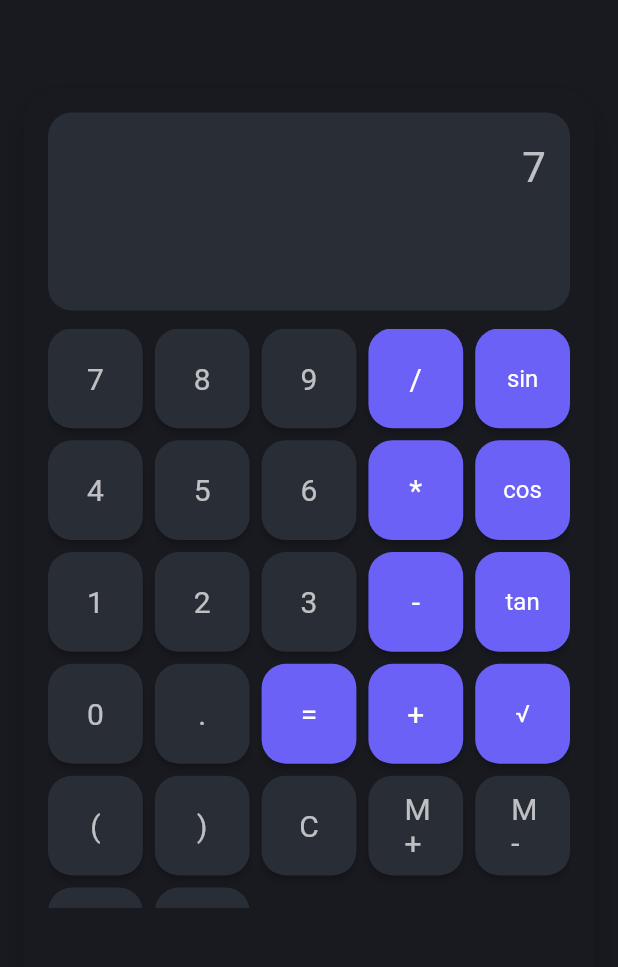
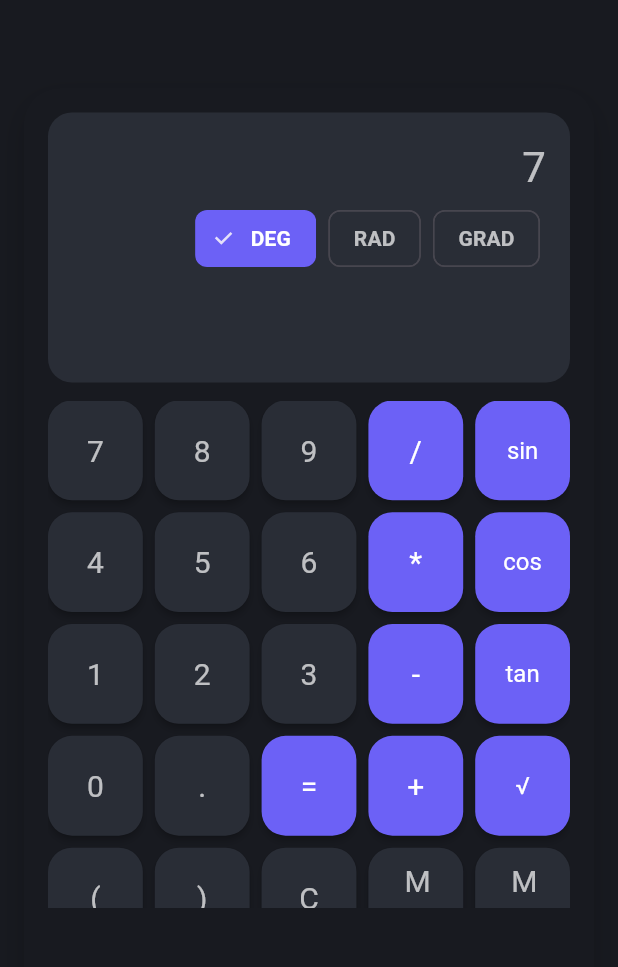
Before and after one commit to JayabrataBasu/eulex, a Flutter app: the screen it shows after launch, after a tap on an icon or button, on a phone screen of 412 x 824 dp, the part 84-1051 px from its top. Run offline on Flutter 3.47's test engine with Material 3 defaults, Android fonts, the light colour scheme and no system bars; our stand-ins replace math_expressions.

Commit message:
added deg, rad and grad

```diff
--- /dev/null
+++ b/lib/angle_mode.dart
@@ -0,0 +1,26 @@
+enum AngleMode { deg, rad, grad }
+
+extension AngleModeExtension on AngleMode {
+  String get label {
+    switch (this) {
+      case AngleMode.deg:
+        return 'DEG';
+      case AngleMode.rad:
+        return 'RAD';
+      case AngleMode.grad:
+        return 'GRAD';
+    }
+  }
+
+  /// Converts [value] (in this mode) to radians.
+  double toRadians(double value) {
+    switch (this) {
+      case AngleMode.deg:
+        return value * (3.141592653589793 / 180.0);
+      case AngleMode.rad:
+        return value;
+      case AngleMode.grad:
+        return value * (3.141592653589793 / 200.0);
+    }
+  }
+}
--- a/lib/main.dart
+++ b/lib/main.dart
@@ -1,8 +1,10 @@
 import 'package:flutter/material.dart';
+// ignore: unused_import
 import 'package:math_expressions/math_expressions.dart';
 import 'calculator_button.dart';
 import 'calculator_engine.dart';
 import 'theme.dart';
+import 'angle_mode.dart';
 
 void main() {
   runApp(const MyApp());
@@ -19,8 +21,8 @@ class _MyAppState extends State<MyApp> {
 
   void _toggleTheme() {
     setState(() {
-      _themeMode = CalculatorThemeMode.values[
-          (_themeMode.index + 1) % CalculatorThemeMode.values.length];
+      _themeMode = CalculatorThemeMode
+          .values[(_themeMode.index + 1) % CalculatorThemeMode.values.length];
     });
   }
 
@@ -57,7 +59,7 @@ class _CalculatorPageState extends State<CalculatorPage> {
   String _expression = '';
   String _result = '';
   List<String> _history = [];
-  double? _memory;
+  AngleMode _angleMode = AngleMode.deg;
 
   final List<String> _buttons = [
     '7',
@@ -86,7 +88,7 @@ class _CalculatorPageState extends State<CalculatorPage> {
     'M+',
     'M-',
     'MR',
-    'MC'
+    'MC',
   ];
 
   void _onButtonPressed(String value) {
@@ -95,25 +97,56 @@ class _CalculatorPageState extends State<CalculatorPage> {
         _expression = '';
         _result = '';
       } else if (value == '=') {
+        CalculatorEngine.setAngleMode(_angleMode);
         _result = CalculatorEngine.evaluate(_expression);
         if (_result != 'Error') {
           _history.insert(0, '$_expression = $_result');
           if (_history.length > 15) _history.removeLast();
         }
       } else if (value == 'M+') {
-        if (_result.isNotEmpty) _memory = double.tryParse(_result);
+        CalculatorEngine.memoryAdd(_result.isNotEmpty ? _result : '0');
       } else if (value == 'M-') {
-        _memory = null;
+        CalculatorEngine.memorySubtract(_result.isNotEmpty ? _result : '0');
       } else if (value == 'MR') {
-        if (_memory != null) _expression += _memory!.toString();
+        _expression += CalculatorEngine.memoryRecall();
+        _result = CalculatorEngine.memoryRecall();
       } else if (value == 'MC') {
-        _memory = null;
+        CalculatorEngine.memoryClear();
       } else if (value == 'sin' || value == 'cos' || value == 'tan') {
         _expression += '$value(';
       } else {
         _expression += value;
       }
     });
+  }
+
+  Widget _buildAngleModeToggle() {
+    return Row(
+      mainAxisAlignment: MainAxisAlignment.end,
+      children: AngleMode.values.map((mode) {
+        final selected = _angleMode == mode;
+        return Padding(
+          padding: const EdgeInsets.symmetric(horizontal: 4),
+          child: ChoiceChip(
+            label: Text(mode.label),
+            selected: selected,
+            onSelected: (_) {
+              setState(() {
+                _angleMode = mode;
+              });
+            },
+            selectedColor: widget.theme.operatorButtonBackground,
+            backgroundColor: widget.theme.buttonBackground,
+            labelStyle: TextStyle(
+              color: selected
+                  ? widget.theme.operatorTextColor
+                  : widget.theme.buttonTextColor,
+              fontWeight: FontWeight.bold,
+            ),
+          ),
+        );
+      }).toList(),
+    );
   }
 
   @override
@@ -167,7 +200,11 @@ class _CalculatorPageState extends State<CalculatorPage> {
                 child: Column(
                   crossAxisAlignment: CrossAxisAlignment.end,
                   children: [
-                    SingleChildScrollView(
+                    Row(
+                      mainAxisAlignment: MainAxisAlignment.end,
+                      children: [
+                        Expanded(
+                          child: SingleChildScrollView(
                             scrollDirection: Axis.horizontal,
                             reverse: true,
                             child: Text(
@@ -178,7 +215,24 @@ class _CalculatorPageState extends State<CalculatorPage> {
                               ),
                             ),
                           ),
-                    const SizedBox(height: 8),
+                        ),
+                        if (CalculatorEngine.hasMemory())
+                          Padding(
+                            padding: const EdgeInsets.only(left: 8.0),
+                            child: Text(
+                              'M',
+                              style: TextStyle(
+                                fontSize: 20,
+                                color: theme.operatorButtonBackground,
+                                fontWeight: FontWeight.bold,
+                              ),
+                            ),
+                          ),
+                      ],
+                    ),
+                    const SizedBox(height: 4),
+                    _buildAngleModeToggle(),
+                    const SizedBox(height: 4),
                     Text(
                       _result,
                       style: TextStyle(
@@ -231,12 +285,16 @@ class _CalculatorPageState extends State<CalculatorPage> {
                   reverse: true,
                   itemCount: _history.length,
                   itemBuilder: (context, idx) => Padding(
-                    padding: const EdgeInsets.symmetric(horizontal: 12, vertical: 2),
+                    padding: const EdgeInsets.symmetric(
+                      horizontal: 12,
+                      vertical: 2,
+                    ),
                     child: Text(
                       _history[idx],
                       style: TextStyle(
                         fontSize: 16,
-                          color: theme.buttonTextColor.withOpacity(0.7)),
+                        color: theme.buttonTextColor.withOpacity(0.7),
+                      ),
                     ),
                   ),
                 ),
```
Also changed, not shown: lib/calculator_engine.dart (+78 -4 lines). Lines whose indentation alone changed are shown as unchanged.
